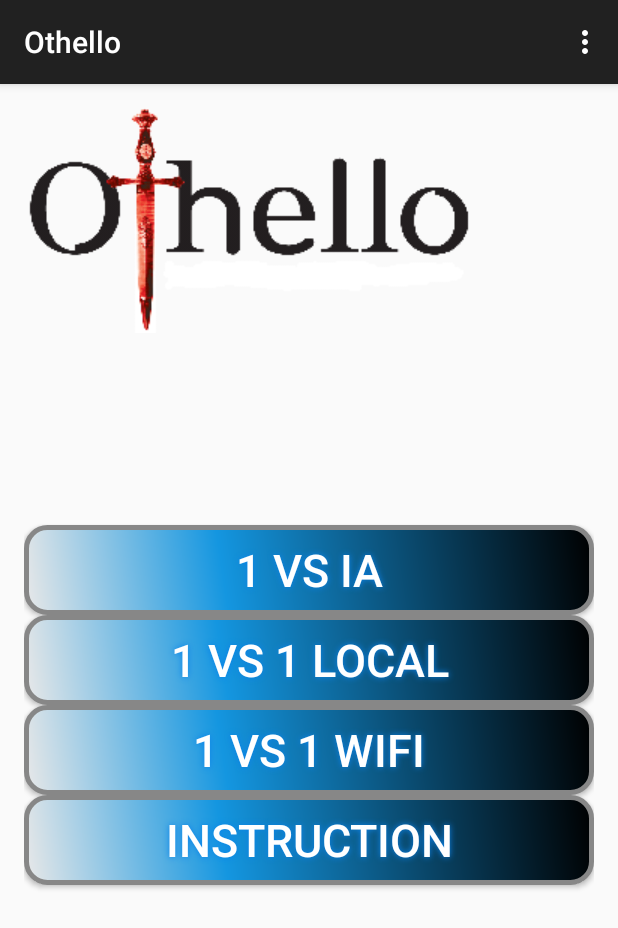
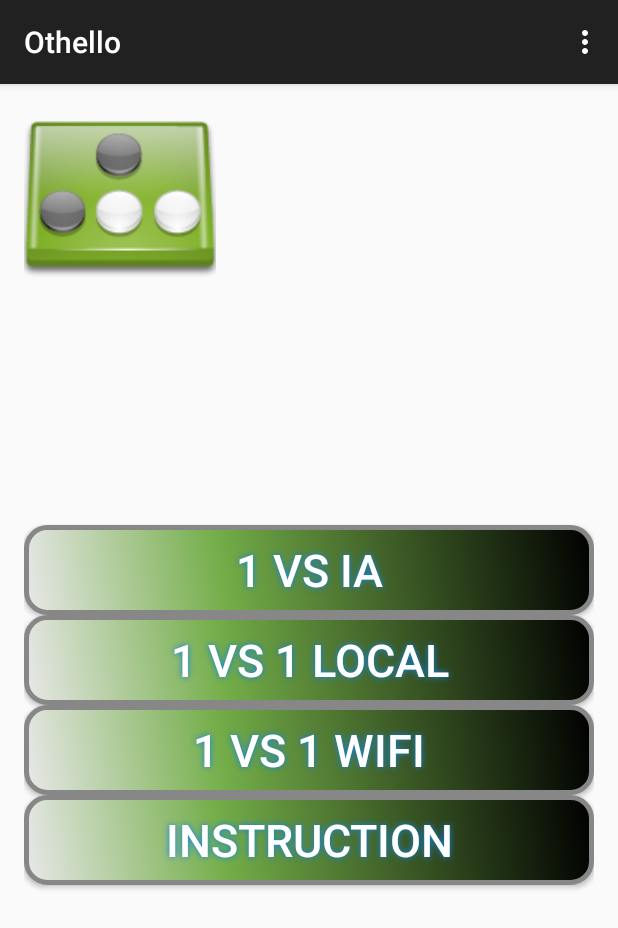
Before and after one commit to Blondwolf/OthelloAndroid, an Android app: the screen it shows after launch (HomeActivity), on a phone screen of 412 x 824 dp. Shown: the top 928 px of the screen. Run offline under Robolectric (Android 15) with nearby library versions, the phone set to English and light mode, and no system bars.

Commit message:
charte graphique

```diff
--- a/Project/app/src/main/res/drawable/buttonshape.xml
+++ b/Project/app/src/main/res/drawable/buttonshape.xml
@@ -6,7 +6,7 @@
     <gradient
         android:angle="45"
         android:centerX="35%"
-        android:centerColor="#1496E0"
+        android:centerColor="#73ad48"
         android:startColor="#E8E8E8"
         android:endColor="#000000"
         android:type="linear"
--- a/Project/app/src/main/res/drawable/cell_shape.xml
+++ b/Project/app/src/main/res/drawable/cell_shape.xml
@@ -3,7 +3,7 @@
     xmlns:android="http://schemas.android.com/apk/res/android"
     android:shape= "rectangle"  >
     <solid
-        android:color="#e1a642"/>
+        android:color="#73ad48"/>
     <stroke
         android:width="1dp"
         android:color="#000000"/>
--- a/Project/app/src/main/res/layout/layout_home.xml
+++ b/Project/app/src/main/res/layout/layout_home.xml
@@ -9,7 +9,7 @@
         android:id="@+id/imageView1"
         android:layout_width="wrap_content"
         android:layout_height="wrap_content"
-        android:src="@drawable/logo"
+        android:src="@drawable/icon"
         android:layout_gravity="center" />
     <Button
         android:id="@+id/vsIA"
```
Also changed, not shown: Project/app/src/main/res/drawable/circle_blue.png, Project/app/src/main/res/drawable/circle_red.png, Project/app/src/main/res/drawable/icon.png (added), 1 other file.
